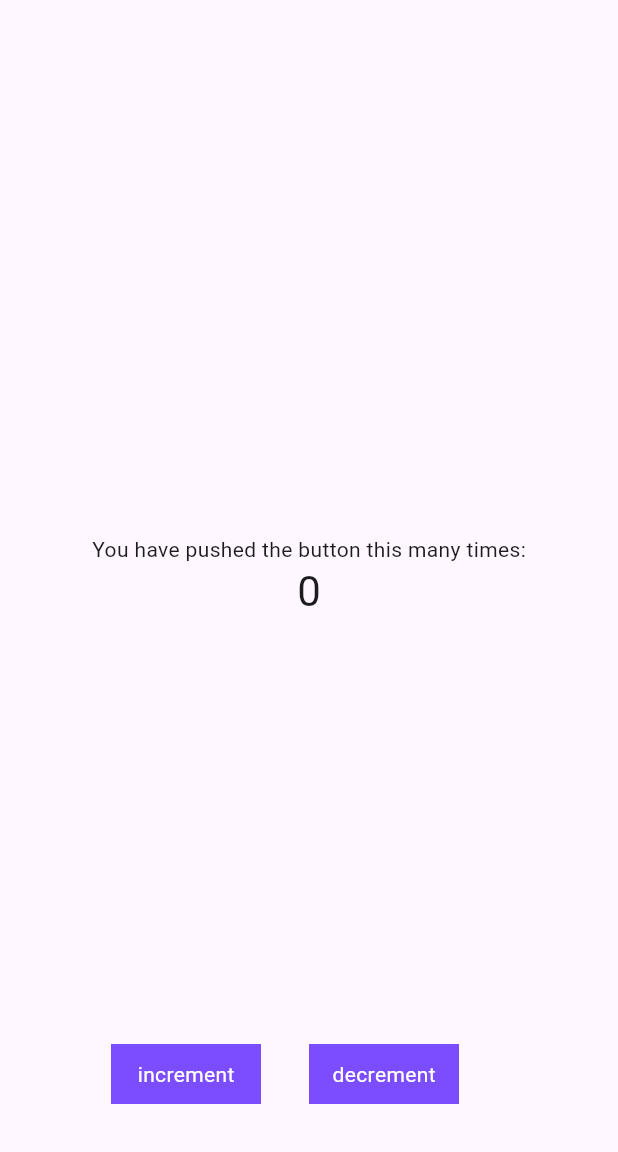
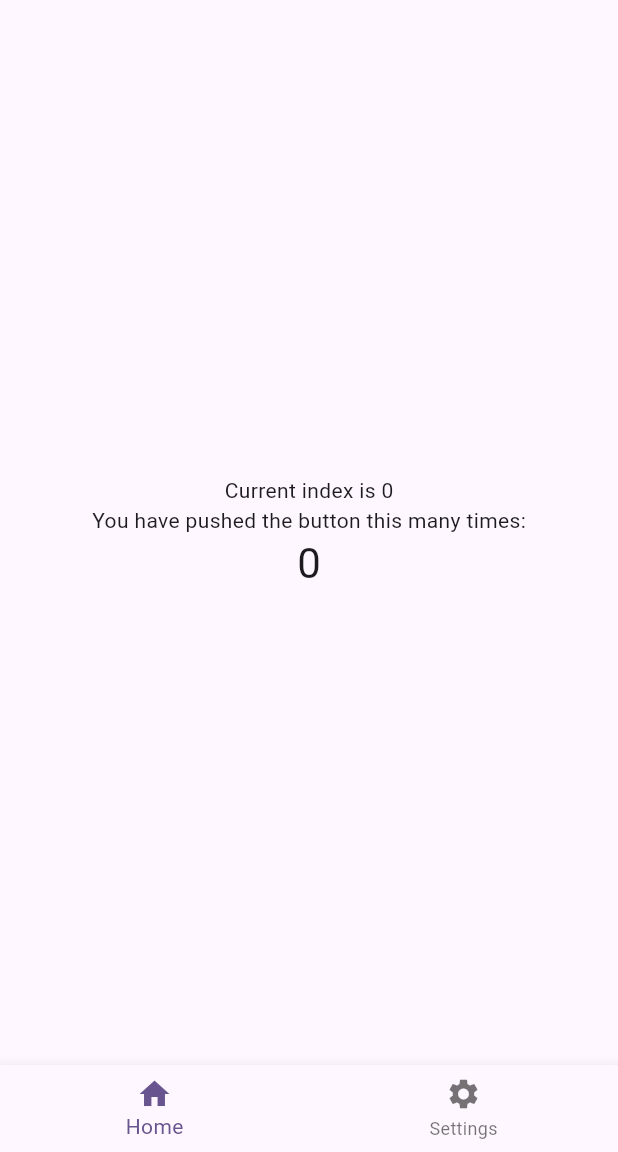
Before and after one commit to o-kravchenko-dex/test_flutter_proj, a Flutter app: the screen it shows after launch, on a phone screen of 412 x 824 dp, the part 84-1236 px from its top. Run offline on Flutter 3.47's test engine with Material 2 defaults, Android fonts, the phone set to English and light mode, and no system bars.

Commit message:
added: floating button, bottom tabs

```diff
--- /dev/null
+++ b/lib/common/common.dart
@@ -0,0 +1 @@
+export 'widgets/widgets.dart';
--- /dev/null
+++ b/lib/common/widgets/widgets.dart
@@ -0,0 +1 @@
+export 'floating_button/floating_button.dart';
--- a/lib/main.dart
+++ b/lib/main.dart
@@ -1,4 +1,5 @@
 import 'package:flutter/material.dart';
+import 'package:untitled_flutter_pr/screens/screens.dart';
 
 void main() {
   runApp(const MyApp());
@@ -31,37 +32,12 @@ class MyHomePage extends StatefulWidget {
 }
 
 class _MyHomePageState extends State<MyHomePage> {
-  int _counter = 0;
+  int _tabIndex = 0;
 
-  void _incrementCounter() {
-    setState(() {
-      _counter++;
-    });
-  }
-
-  void _decrementCounter() {
-    setState(() {
-      _counter--;
-    });
-  }
-
-  Widget renderButton(String title) {
-    return GestureDetector(
-      onTap: title == 'increment' ? _incrementCounter : _decrementCounter,
-      child: Container(
-        margin: const EdgeInsets.all(16),
-        decoration: const BoxDecoration(color: Colors.deepPurpleAccent),
-        height: 40,
-        width: 100,
-        child: Center(
-          child: Text(
-            title,
-            style: const TextStyle(color: Colors.white),
-          ),
-        ),
-      ),
-    );
-  }
+  final _tabs = <Widget>[
+    Home(index: 0),
+    Settings(index: 1)
+  ];
 
   @override
   Widget build(BuildContext context) {
@@ -70,27 +46,31 @@ class _MyHomePageState extends State<MyHomePage> {
         backgroundColor: Theme.of(context).colorScheme.inversePrimary,
         title: Text(widget.title),
       ),
-      body: Center(
-        child: Column(
-          mainAxisAlignment: MainAxisAlignment.center,
-          children: <Widget>[
-            const Text(
-              'You have pushed the button this many times:',
-            ),
-            Text(
-              '$_counter',
-              style: Theme.of(context).textTheme.headlineMedium,
-            ),
-          ],
-        ),
+      bottomNavigationBar: BottomNavigationBar(
+
+        items: const <BottomNavigationBarItem>[
+          BottomNavigationBarItem(icon: Icon(Icons.home), label: "Home" ),
+          BottomNavigationBarItem(icon: Icon(Icons.settings), label: "Settings" ),
+        ],
+        currentIndex: _tabIndex,
+
+        onTap: (index) {
+          if (index != _tabIndex) {
+            setState(() {
+              _tabIndex = index;
+            });
+          }
+        },
       ),
-      floatingActionButton: Row(
-        mainAxisAlignment: MainAxisAlignment.center,
-        children: [
-          renderButton('increment'),
-          renderButton('decrement'),
-        ],
-      ),
+      body: _tabs[_tabIndex],
+      // floatingActionButton: Row(
+      //   mainAxisAlignment: MainAxisAlignment.center,
+      //   children: [
+      //     HomeFloatingButton(type: FloatingButtonType.increment, onTap: _incrementCounter),
+      //     HomeFloatingButton(type: FloatingButtonType.decrement, onTap: _decrementCounter),
+      //   ],
+      // ),
     );
   }
+
 }
--- /dev/null
+++ b/lib/models/common/floating_button_type.dart
@@ -0,0 +1,4 @@
+enum FloatingButtonType {
+  increment,
+  decrement,
+}
--- /dev/null
+++ b/lib/models/models.dart
@@ -0,0 +1 @@
+export 'common/floating_button_type.dart';
--- /dev/null
+++ b/lib/routes/helpers/navigation_helper.dart
@@ -0,0 +1,7 @@
+import 'package:untitled_flutter_pr/routes/routes.dart';
+
+class NavigationHelper {
+  static String getTabNameByIndx(int index) {
+    return RoutesNames().names[index];
+  }
+}
--- /dev/null
+++ b/lib/routes/route_names.dart
@@ -0,0 +1,4 @@
+class RoutesNames {
+  static const List<String> _names = ["Home", "Settings"];
+  List<String> get names => _names;
+}
--- /dev/null
+++ b/lib/routes/routes.dart
@@ -0,0 +1 @@
+export 'route_names.dart';
--- /dev/null
+++ b/lib/screens/home/home.dart
@@ -0,0 +1,35 @@
+import 'package:flutter/material.dart';
+import 'package:untitled_flutter_pr/models/models.dart';
+import 'package:untitled_flutter_pr/routes/helpers/navigation_helper.dart';
+import 'package:untitled_flutter_pr/screens/home/widgets/home_floating_button.dart';
+
+class Home extends StatelessWidget {
+  final int index;
+
+  Home({super.key, required this.index});
+
+  int _counter = 0;
+
+  String getTitle(int widgetIndex) =>
+      NavigationHelper.getTabNameByIndx(widgetIndex);
+
+  // void _incrementCounter() {
+  @override
+  Widget build(BuildContext context) {
+    return Center(
+      child: Column(
+        mainAxisAlignment: MainAxisAlignment.center,
+        children: <Widget>[
+          Text('Current index is $index'),
+          const Text(
+            'You have pushed the button this many times:',
+          ),
+          Text(
+            '$_counter',
+            style: Theme.of(context).textTheme.headlineMedium,
+          ),
+        ],
+      ),
+    );
+  }
+}
--- /dev/null
+++ b/lib/screens/screens.dart
@@ -0,0 +1,3 @@
+export 'home/home.dart';
+export 'settings/settings.dart';
+export 'root/root.dart';
--- /dev/null
+++ b/lib/screens/settings/settings.dart
@@ -0,0 +1,27 @@
+import 'package:flutter/material.dart';
+import 'package:untitled_flutter_pr/routes/helpers/navigation_helper.dart';
+
+class Settings extends StatelessWidget {
+  final int index;
+
+  Settings({super.key, required this.index});
+
+  late final String title = NavigationHelper.getTabNameByIndx(index);
+
+  @override
+  Widget build(BuildContext context) {
+    return Scaffold(
+      appBar: AppBar(
+        title: Text(
+          title,
+          style: const TextStyle(
+            color: Colors.white,
+          ),
+        ),
+      ),
+      body: Center(
+        child: Text('Current tab index is $index'),
+      ),
+    );
+  }
+}
```
Also changed, not shown: lib/common/widgets/floating_button/floating_button.dart (added, +29 -0 lines), lib/screens/home/widgets/home_floating_button.dart (added, +10 -0 lines), lib/screens/root/root.dart (added), lib/services/services.dart (added), 1 other file.
